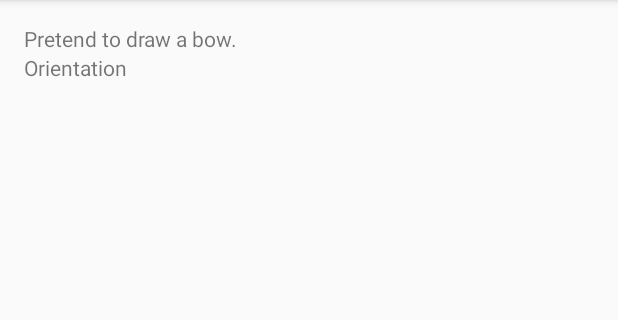
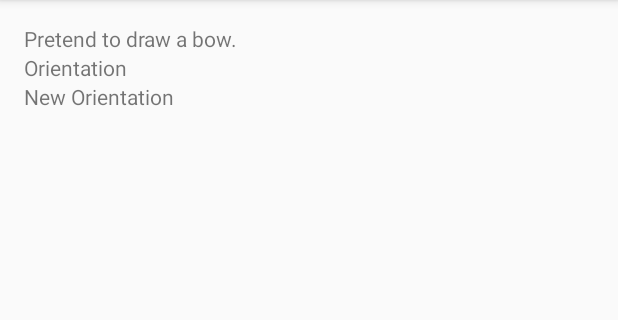
Before and after one commit to omarmjhd/archer, an Android app: the screen it shows after launch (ArcherActivity), on a phone screen of 412 x 824 dp, the part 84-404 px from its top. Run offline under Robolectric (Android 15) with nearby library versions, the light colour scheme and no system bars; libraries missing offline, so code that uses them is left out: com.thalmic.myo; 3 statements that could not run were skipped.

Commit message:
Changed orientation to use magnetic field and accelerometer

```diff
--- a/android/Archer/app/src/main/java/apps/bunch/im/archer/ArcherActivity.java
+++ b/android/Archer/app/src/main/java/apps/bunch/im/archer/ArcherActivity.java
@@ -32,11 +32,14 @@ public class ArcherActivity extends Activity implements SensorEventListener {
         WAITING, PULLING, FLYING
     }
 
-    private TextView mStateView, mOrientationView;
+    private TextView mStateView, mOrientationView, mAccelGeo;
     private State mState = State.WAITING;
 
     private SensorManager mSensorManager;
-    private Sensor mOrientation;
+    private Sensor mOrientation, mAccelerometer, mGeomagnetic;
+    private float[] orientation = new float[3];
+    private float[] gravity = new float[3];
+    private float[] geomagnetic = new float[3];
 
     // Classes that inherit from AbstractDeviceListener can be used to receive events from Myo devices.
     // If you do not override an event, the default behavior is to do nothing.
@@ -180,6 +183,7 @@ public class ArcherActivity extends Activity implements SensorEventListener {
 
         mStateView = (TextView) findViewById(R.id.state);
         mOrientationView = (TextView) findViewById(R.id.orientation);
+        mAccelGeo = (TextView) findViewById(R.id.accel_geomag);
 
         // First, we initialize the Hub singleton with an application identifier.
         Hub hub = Hub.getInstance();
@@ -195,13 +199,16 @@ public class ArcherActivity extends Activity implements SensorEventListener {
 
         mSensorManager = (SensorManager) getSystemService(SENSOR_SERVICE);
         mOrientation = mSensorManager.getDefaultSensor(Sensor.TYPE_ORIENTATION);
-
+        mAccelerometer = mSensorManager.getDefaultSensor(Sensor.TYPE_ACCELEROMETER);
+        mGeomagnetic = mSensorManager.getDefaultSensor(Sensor.TYPE_MAGNETIC_FIELD);
     }
 
     @Override
     protected void onResume() {
         super.onResume();
         mSensorManager.registerListener(this, mOrientation, SensorManager.SENSOR_DELAY_NORMAL);
+        mSensorManager.registerListener(this, mAccelerometer, SensorManager.SENSOR_DELAY_NORMAL);
+        mSensorManager.registerListener(this, mGeomagnetic, SensorManager.SENSOR_DELAY_NORMAL);
     }
 
     @Override
@@ -217,13 +224,30 @@ public class ArcherActivity extends Activity implements SensorEventListener {
 
     @Override
     public void onSensorChanged(SensorEvent event) {
-        float yaw = event.values[0];
-        float pitch = event.values[1];
-        float roll = event.values[2];
+        switch (event.sensor.getType()) {
+            case Sensor.TYPE_ORIENTATION:
+                orientation = event.values;
+                break;
+            case Sensor.TYPE_ACCELEROMETER:
+                gravity = event.values;
+                break;
+            case Sensor.TYPE_MAGNETIC_FIELD:
+                geomagnetic = event.values;
+                break;
+        }
+        if (gravity != null && geomagnetic != null) {
+            float R[] = new float[9];
+            float I[] = new float[9];
 
-        String foo = String.format("(yaw, pitch, roll): %.2f, %.2f, %.2f", yaw, pitch, roll);
+            if (SensorManager.getRotationMatrix(R, I, gravity, geomagnetic)) {
+                float[] foo = new float[3];
+                SensorManager.getOrientation(R, foo);
+                mAccelGeo.setText(String.format("AccelGeo => (y,p,r): %.2f, %.2f, %.2f", foo[0], foo[1], foo[2]));
+            }
+        }
 
-        mOrientationView.setText(foo);
+        mOrientationView.setText(String.format("Orientation => (y,p,r): %.2f, %.2f, %.2f", orientation[0], orientation[1], orientation[2]));
+
     }
 
     @Override
--- a/android/Archer/app/src/main/res/layout/activity_archer.xml
+++ b/android/Archer/app/src/main/res/layout/activity_archer.xml
@@ -20,4 +20,11 @@
         android:text="Orientation"
         android:id="@+id/orientation"
         android:layout_below="@+id/state" />
+
+    <TextView
+        android:layout_width="wrap_content"
+        android:layout_height="wrap_content"
+        android:text="New Orientation"
+        android:id="@+id/accel_geomag"
+        android:layout_below="@+id/orientation" />
 </RelativeLayout>
```
